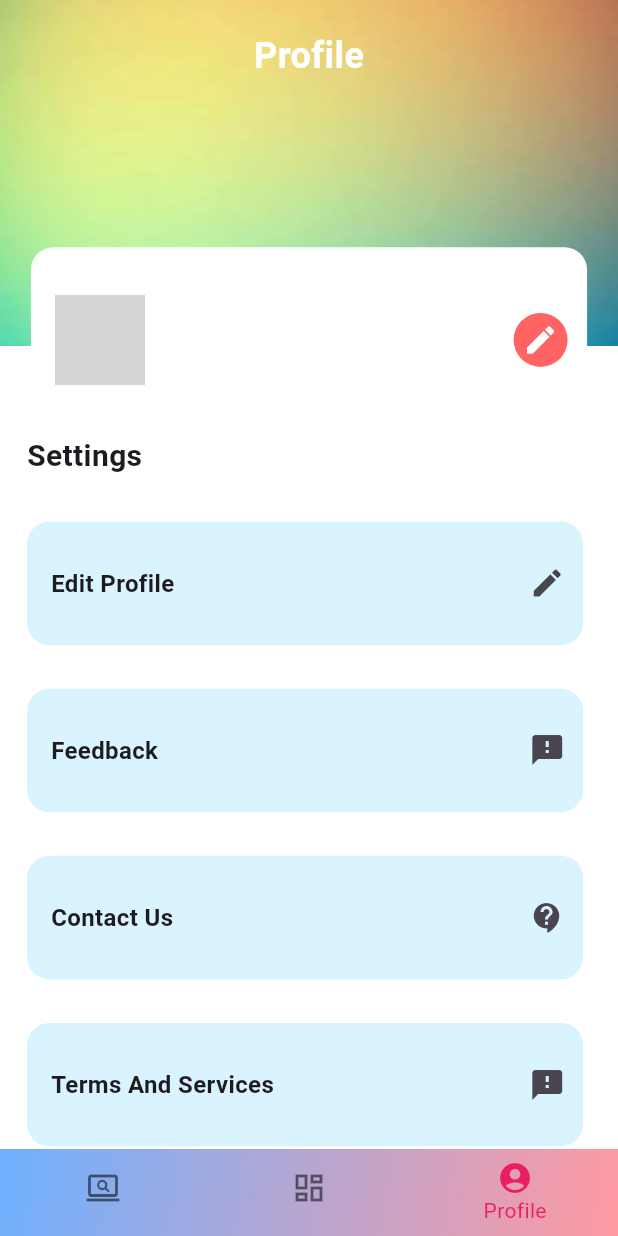
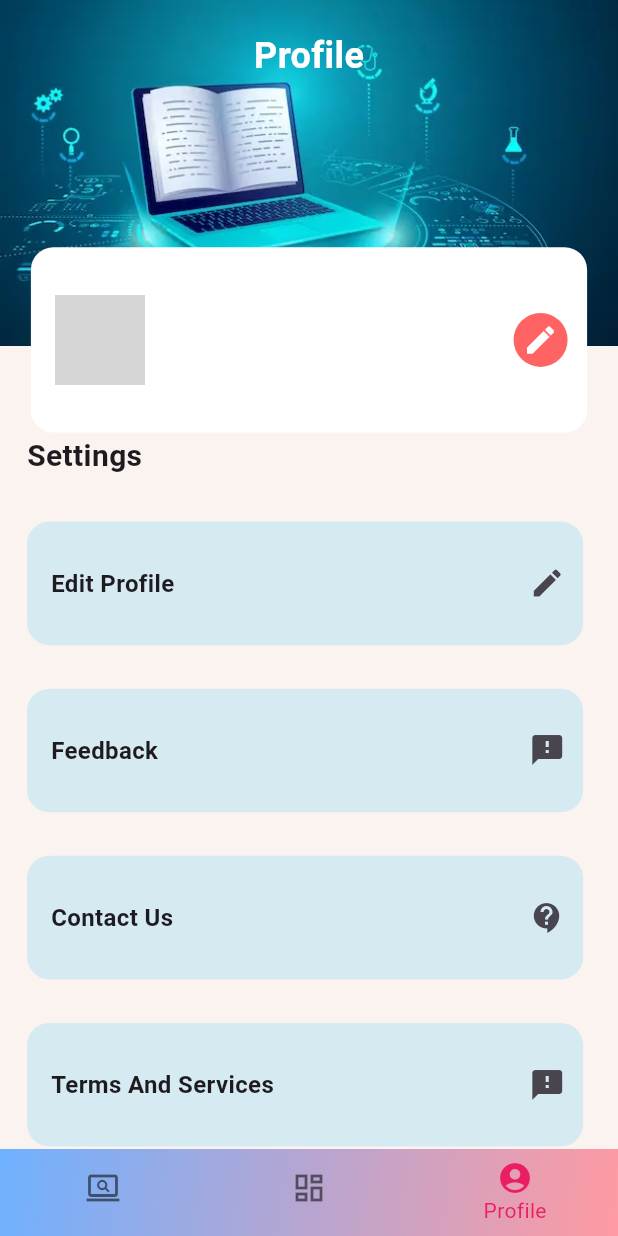
Before and after one commit to malikkhizar12/finalyearprojectapp, a Flutter app: the Dashboard screen opened by its route, item 3 of the bottom bar chosen, on a phone screen of 412 x 824 dp. Run offline on Flutter 3.47's test engine with Material 3 defaults, Android fonts, the phone set to English and light mode, and no system bars; drawn by our look-alikes of cached_network_image; our stand-ins replace animated_text_kit, cloud_firestore, firebase_auth, firebase_core, firebase_storage, fluttertoast and 6 more; missing offline and left inert: flutter_facebook_auth, mailto; accounts and stored records are empty; network calls fail; statements that could not run were skipped; project files that could hold a hidden picture were left out; grey boxes are pictures that could not be loaded.

Commit message:
final push 21/12/2023

```diff
--- a/lib/controllers/edit_profile_controller.dart
+++ b/lib/controllers/edit_profile_controller.dart
@@ -26,7 +26,7 @@ class EditProfileController extends GetxController {
   }
   Future<void> fetchData() async {
     print(firebaseUserId());
-    print('HI');
+
         var data = await usersCollection.doc(firebaseUserId()).get();
         String name = data['displayName'];
         nameController.text = name;
--- a/lib/core/binding.dart
+++ b/lib/core/binding.dart
@@ -1,3 +1,4 @@
+
 import 'package:course_guide/controllers/edit_profile_controller.dart';
 import 'package:course_guide/controllers/preferences_controller.dart';
 import 'package:course_guide/controllers/setting_controllers.dart';
@@ -25,6 +26,7 @@ class EditProfileBinding extends Bindings {
     Get.lazyPut(() => EditProfileController());
   }
 }
+
 class SettingBinding extends Bindings {
   @override
   void dependencies() {
--- a/lib/core/pages.dart
+++ b/lib/core/pages.dart
@@ -17,7 +17,7 @@ class Pages {
     GetPage(name: "/", page: () => SplashScreen(), binding: SplashBinding()),
     GetPage(name: "/login", page: () => const Login(), fullscreenDialog: true),
     GetPage(name: "/welcomeScreen", page: () => const WelcomeScreen(), fullscreenDialog: true),
-    GetPage(name: "/signup", page: () => SignupPage(), fullscreenDialog: true),
+    GetPage(name: "/signup", page: () => SignupPage(), fullscreenDialog: true,),
     GetPage(name: "/dashBoard", page: () =>  Dashboard(),fullscreenDialog: true),
     GetPage(name: '/editProfilePage', page: () => EditProfile(), binding: EditProfileBinding()),
     GetPage(name: '/preferences', page: () =>  PreferencesPage(), binding: PreferencesBinding()),
--- a/lib/main.dart
+++ b/lib/main.dart
@@ -27,7 +27,6 @@ class MyApp extends StatelessWidget {
       initialBinding: InitialBinding(),
       getPages: Pages.all,
       debugShowCheckedModeBanner: false,
-
     );
   }
 }
--- a/lib/screens/dashBoard.dart
+++ b/lib/screens/dashBoard.dart
@@ -3,17 +3,17 @@ import 'package:cached_network_image/cached_network_image.dart';
 import 'package:cloud_firestore/cloud_firestore.dart';
 import 'package:course_guide/controllers/setting_drawer_controller.dart';
 import 'package:firebase_auth/firebase_auth.dart';
-
+import 'package:get/get.dart';
 import 'package:flutter/material.dart';
 import 'package:get/get.dart';
 import 'package:get_storage/get_storage.dart';
 import 'package:mailto/mailto.dart';
 import 'package:url_launcher/url_launcher.dart';
 import '../controllers/drawer_controller.dart';
+import '../controllers/edit_profile_controller.dart';
 import '../controllers/firebase_auth_controller.dart';
 import '../controllers/preferences_controller.dart';
 import 'package:http/http.dart' as http;
-
 import '../core/collections.dart';
 import '../screens/login.dart';
 
@@ -35,6 +35,7 @@ final TextEditingController customFieldController = TextEditingController();
 final PreferencesController preferencesController = PreferencesController();
 final CustomDrawerController drawerController =
     Get.put(CustomDrawerController());
+final EditProfileController editProfileController = Get.put(EditProfileController());
 final SettingDrawerController settingDrawerController =
     Get.put(SettingDrawerController());
 final FirebaseAuthController firebaseAuthController =
@@ -42,6 +43,7 @@ final FirebaseAuthController firebaseAuthController =
 FirebaseAuthController authController = FirebaseAuthController();
 final controller = Get.find<FirebaseAuthController>();
 final FirebaseFirestore _firestore = FirebaseFirestore.instance;
+String userId = FirebaseAuth.instance.currentUser?.uid ?? "";
 GlobalKey<ScaffoldState> scaffoldKey = GlobalKey<ScaffoldState>();
 int numberOfCoursesToShow = 2;
 bool showAllCourses = false;
@@ -70,6 +72,20 @@ class Dashboard extends StatefulWidget {
 class _DashboardState extends State<Dashboard> {
   // Initial state
   PageState _currentPageState = PageState.State2;
+  String? userName;
+
+  @override
+  void initState() {
+    super.initState();
+    loadUserName();
+  }
+
+  Future<void> loadUserName() async {
+    String? name = await authController.getCurrentUserName();
+    setState(() {
+      userName = name;
+    });
+  }
   Future<void> fetchRecommendedCourses() async {
     setState(() {
       isFetchingRecommendations = true;
@@ -97,8 +113,8 @@ class _DashboardState extends State<Dashboard> {
     }
 
     // const apiUrl = 'https://courseguide.cyclic.cloud/recommend';
-    // const apiUrl = 'http://192.168.139.159:5050/recommend';
-    const apiUrl = 'http://192.168.18.85:5000/recommend';
+    // const apiUrl = 'http://192.168.110.228:5000/recommend';
+    const apiUrl = 'https://5af2-111-68-98-167.ngrok-free.app/recommend';
     final response = await http.post(
       Uri.parse(apiUrl),
       headers: {'Content-Type': 'application/json'},
@@ -146,7 +162,9 @@ class _DashboardState extends State<Dashboard> {
 
   @override
   Widget build(BuildContext context) {
+
     return Scaffold(
+      backgroundColor: Color(0xffFBF3EF),
       extendBodyBehindAppBar: true,
       body: _buildBody(),
       bottomNavigationBar: Container(
@@ -203,16 +221,13 @@ class _DashboardState extends State<Dashboard> {
   }
 
   Widget _buildBody() {
+    String? userId = controller.getCurrentUserId();
+
+    final size = MediaQuery.of(context).size;
     Color backgroundColor;
     switch (_currentPageState) {
       case PageState.State1:
-        return Stack(children: [
-          Image.asset(
-            'assets/images/edit_profile_background.webp', // Replace with the path to your background image
-            fit: BoxFit.cover,
-            width: double.infinity,
-            height: double.infinity,
-          ),
+        return
           SingleChildScrollView(
             child: Padding(
               padding: const EdgeInsets.all(16.0),
@@ -223,21 +238,24 @@ class _DashboardState extends State<Dashboard> {
                   Text(
                     "Course Guide ".toUpperCase(),
                     style: const TextStyle(
-                      fontSize: 29,
+                      fontSize: 37,
                       color: Colors.redAccent,
                       fontWeight: FontWeight.bold,
                     ),
                   ),
-                  const SizedBox(height: 35),
+                  const SizedBox(height: 45),
+
+
                      Text(
                       "search for Best Courses ".toUpperCase(),
                       style: const TextStyle(
-                      fontSize: 22,
+                        fontSize: 26,
                         color: Colors.black,
                         fontWeight: FontWeight.bold,
                       ),
                     ),
-                  const SizedBox(height: 20),
+
+                  const SizedBox(height: 16),
                   Form(
                     child: Column(
                       crossAxisAlignment: CrossAxisAlignment.start,
@@ -298,6 +316,7 @@ class _DashboardState extends State<Dashboard> {
                                     // Save the search term before triggering the search
                                     String searchWord =
                                         customFieldController.text;
+                                    if(searchWord.isNotEmpty ) {
 
                                     // Call the function to save the search word
                                     await authController
@@ -307,7 +326,13 @@ class _DashboardState extends State<Dashboard> {
                                     // savedSearchWords.add(searchWord);
 
                                     // Trigger the search
+
                                       await fetchRecommendedCourses();
+                                    }
+                                    else
+                                      {
+                                        showEmptyFieldDialog(context);
+                                      }
                                   },
                             child: isFetchingRecommendations
                                 ? const CircularProgressIndicator()
@@ -322,7 +347,7 @@ class _DashboardState extends State<Dashboard> {
                                         ),
                                   ),
                             style: ElevatedButton.styleFrom(
-                              backgroundColor: Colors.red.withOpacity(0.7),
+                              backgroundColor: Colors.black.withOpacity(0.7),
                               shape: const RoundedRectangleBorder(),
                             ),
                           ),
@@ -438,17 +463,11 @@ class _DashboardState extends State<Dashboard> {
                 ],
               ),
             ),
-          ),
-        ]);
+          );
 
       case PageState.State2:
-        return Stack(children: [
-          Image.asset(
-            'assets/images/edit_profile_background.webp',
-            fit: BoxFit.cover,
-            width: double.infinity,
-            height: double.infinity,
-          ),
+        return
+
           SingleChildScrollView(
             child: Container(
               padding: const EdgeInsets.all(29),
@@ -456,42 +475,76 @@ class _DashboardState extends State<Dashboard> {
                 crossAxisAlignment: CrossAxisAlignment.start,
                 children: [
                   const SizedBox(
-                    height: 15,
+                    height: 25,
                   ),
                     const Text(
-                    "DashBoard",
+                      "DASHBOARD",
                       style: TextStyle(
-                      fontWeight: FontWeight.bold,
-                      fontSize: 35,
+                        fontWeight: FontWeight.w800,
+                        fontSize: 45,
                         color: Colors.redAccent,
                       ),
                     ),
+
                   const SizedBox(
-                    height: 40,
+                    height: 35,
                   ),
-                  Container(
-                    child: TextFormField(
-                      style: const TextStyle(color: Colors.black),
-                      decoration: const InputDecoration(
-                        labelText: "Search",
-                        hintText: "Search",
-                        labelStyle: TextStyle(color: Colors.black),
-                        hintStyle: TextStyle(color: Colors.black),
-                        enabledBorder: OutlineInputBorder(
-                          borderSide:
-                              BorderSide(color: Colors.black, width: 2.0),
+                  Card(
+                    elevation: 5.0, // Set the elevation for the card
+                    shape: RoundedRectangleBorder(
+                      borderRadius: BorderRadius.circular(15.0), // Set the border radius for rounded corners
+                      side: BorderSide(
+                        color: Colors.grey, // Set the border color
+                        width: 1.0, // Set the border width
                       ),
-                        focusedBorder: OutlineInputBorder(
-                          borderSide:
-                              BorderSide(color: Colors.black, width: 2.0),
                     ),
-                        suffixIcon:
-                            Icon(Icons.search_rounded, color: Colors.black),
+                    child: Container(
+                      padding: EdgeInsets.all(20.0), // Add padding for the content inside the card
+                      decoration: BoxDecoration(
+                        borderRadius: BorderRadius.circular(15.0), // Set the border radius for rounded corners
+                        color: Colors.white, // Set the background color
+                      ),
+                      child: Row(
+                        children: [
+                          // Other widgets in your Container...
+
+                          // Display "Welcome" text
+                          Text(
+                            'WELCOME:',
+                            style: TextStyle(
+                              fontSize: 26.0,
+                              fontWeight: FontWeight.bold,
+                              color: Colors.black,
+                            ),
+                          ),
+                          // Display user's name
+                          Expanded(
+                            child: Text(
+                              userName != null ? ' ${userName!.toUpperCase()}' : 'GUEST',
+                              style: TextStyle(
+                                fontSize: 27.0,
+                                fontWeight: FontWeight.bold,
+                                color: Colors.red,
                               ),
                             ),
                           ),
+
+                          // Other widgets in your Container...
+                        ],
+                      ),
+                    ),
+                  ),
+
+
+
+
+
+
+
+
+
                   const SizedBox(
-                    height: 15,
+                    height: 35,
                   ),
                   Text(
                     "Saved Courses",
@@ -629,8 +682,8 @@ class _DashboardState extends State<Dashboard> {
                                           limitTitle(courseName,
                                               8), // Limit to 2 words
                                           style: const TextStyle(
-                                            fontWeight: FontWeight.bold,
-                                            fontSize: 14,
+                                            fontWeight: FontWeight.w800,
+                                            fontSize: 17,
                                             color: Color(0xFF37474F),
                                           ),
                                           maxLines:
@@ -754,7 +807,7 @@ class _DashboardState extends State<Dashboard> {
                                 //   courseTitle ?? 'Default Title',
                                 style: const TextStyle(
                                   fontWeight: FontWeight.bold,
-                                  fontSize: 10, // Lowered font size
+                                  fontSize: 14, // Lowered font size
                                   color: Color(0xFF37474F),
                                 ),
                                 maxLines: 2, // Limit to 2 lines
@@ -782,8 +835,7 @@ class _DashboardState extends State<Dashboard> {
                 ],
               ),
             ),
-          ),
-        ]);
+          );
 
       case PageState.State3:
         backgroundColor = Colors.orange;
@@ -800,7 +852,7 @@ class _DashboardState extends State<Dashboard> {
                   children: [
                     // Background Image
                     Image.asset(
-                      'assets/images/profile_background.webp', // Replace with the actual path to your image asset
+                      'assets/images/profile_background_new.webp', // Replace with the actual path to your image asset
                       height: double.infinity,
                       width: double.infinity,
                       fit: BoxFit.cover,
@@ -826,9 +878,11 @@ class _DashboardState extends State<Dashboard> {
 
               // Second Row (70% of the page)
               Container(
+
                 margin: EdgeInsets.only(top: screenHeight * 0.28),
                 height: screenHeight * 0.72,
-                color: Colors.white,
+                color: Color(0xffFBF3EF),
+
                 child: Padding(
                   padding: const EdgeInsets.symmetric(horizontal: 18.0),
                   child: SingleChildScrollView(
@@ -975,7 +1029,7 @@ class _DashboardState extends State<Dashboard> {
                         GestureDetector(
                           onTap: () {
                             // Handle click, navigate to feedback page
-                            // Get.toNamed('/Terms');
+                            Get.toNamed('/Terms');
                           },
                           child: Container(
                             height: screenHeight * 0.1,
@@ -1179,7 +1233,25 @@ class _DashboardState extends State<Dashboard> {
       ),
     );
   }
-
+  void showEmptyFieldDialog(BuildContext context) {
+    showDialog(
+      context: context,
+      builder: (BuildContext context) {
+        return AlertDialog(
+          title: const Text('Enter Course Name or Keyword'),
+          content: const Text('Please enter a course name or keyword to search.'),
+          actions: <Widget>[
+            TextButton(
+              child: const Text('OK'),
+              onPressed: () {
+                Navigator.of(context).pop(); // Close the dialog
+              },
+            ),
+          ],
+        );
+      },
+    );
+  }
   Color _getIconColor(PageState state) {
     return _currentPageState == state ? Colors.pink : Colors.black54;
   }
--- a/lib/screens/signup.dart
+++ b/lib/screens/signup.dart
@@ -209,10 +209,10 @@ class SignupPage extends StatelessWidget {
                             alignment: Alignment.center,
                             child: TextButton(
                               onPressed: () {
-                                Get.offAllNamed('/login');
+                                Get.toNamed('/login');
                               },
                               child: RichText(
-                                text: TextSpan(
+                                text: const TextSpan(
                                   text: 'Already Have Account? ',
                                   style: TextStyle(color: Colors.black),
                                   children: <TextSpan>[
--- a/lib/screens/splashScreen.dart
+++ b/lib/screens/splashScreen.dart
@@ -5,11 +5,15 @@ import 'package:get/get.dart';
 import 'package:get/get_state_manager/src/simple/get_view.dart';
 import 'package:animated_text_kit/animated_text_kit.dart';
 
+import '../controllers/edit_profile_controller.dart';
+
 class SplashScreen extends GetView<SplashController> {
   SplashScreen({Key? key}) : super(key: key);
 
   @override
   Widget build(BuildContext context) {
+    final EditProfileController editProfileController = Get.put(EditProfileController());
+    editProfileController.fetchData();
     final height = context.height;
     final width = context.width;
 
--- a/lib/screens/welcomeScreen.dart
+++ b/lib/screens/welcomeScreen.dart
@@ -56,7 +56,8 @@ class WelcomeScreen extends StatelessWidget {
                   height: 45,
                   child: ElevatedButton(
                     onPressed: () {
-                      Get.offAllNamed('/signup');
+                      // Get.offAllNamed('/signup');
+                      Get.toNamed('/signup');
                     },
                     child: Text("SignUp".toUpperCase()),
                     style: ElevatedButton.styleFrom(
@@ -74,7 +75,7 @@ class WelcomeScreen extends StatelessWidget {
                   height: 45,
                   child: ElevatedButton(
                     onPressed: () {
-                      Get.offAllNamed('/login');
+                      Get.toNamed('/login');
                     },
                     child: Text("Login with Email".toUpperCase()),
                     style: ElevatedButton.styleFrom(
```
Also changed, not shown: lib/controllers/firebase_auth_controller.dart (+76 -11 lines), lib/screens/CourseDetailsPage.dart (+3 -10 lines), lib/screens/Terms.dart (+46 -16 lines), lib/screens/edit_profile.dart (+4 -11 lines), lib/screens/login.dart (+5 -2 lines), assets/images/profile_background_new.webp (added), 7 other files. Lines whose indentation alone changed are shown as unchanged.
